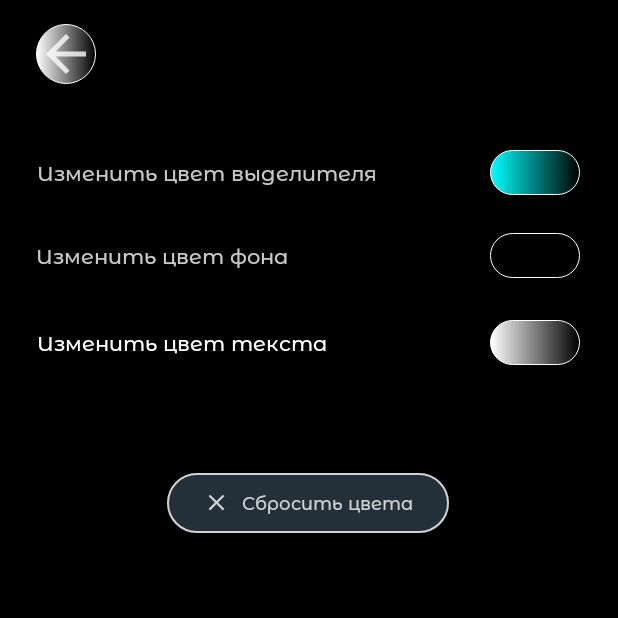
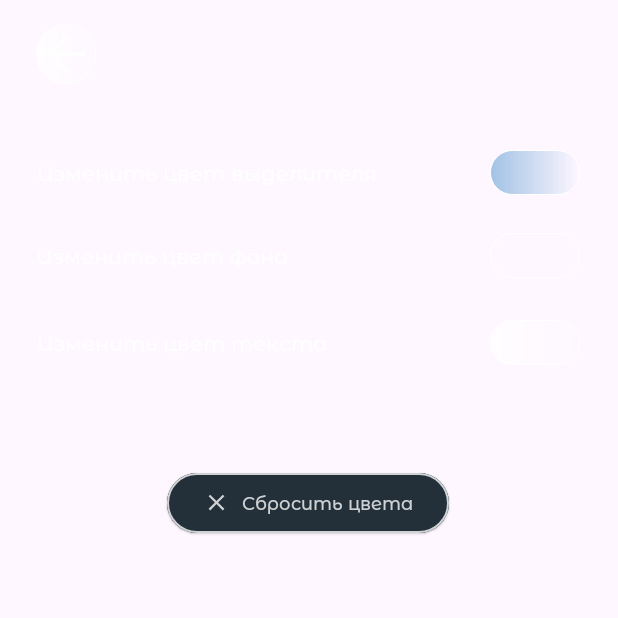
Before and after one commit to Sutemi67/Kotlin_RadioPlayer_app, an Android app: the SettingsActivity screen opened directly, with no data from a screen before it, after a tap on "Сбросить цвета", on a phone screen of 412 x 824 dp, the top half of it. Run offline under Robolectric (Android 15) with nearby library versions, the phone set to English and light mode, and no system bars; libraries missing offline, so code that uses them is left out: yuku.ambilwarna.

Commit message:
colors mechanic done

```diff
--- a/app/src/main/java/apc/appcradle/radioplayer/ui/MainActivity.kt
+++ b/app/src/main/java/apc/appcradle/radioplayer/ui/MainActivity.kt
@@ -117,17 +117,17 @@ class MainActivity : AppCompatActivity() {
 
     private fun bgColor(): Int {
         val color = vm.getSavedColor(BG_COLOR_TOKEN)
-        return if (color == 0) Color.BLACK else color
+        return if (color == 0) Color.parseColor("#000000E4") else color
     }
 
     private fun textColor(): Int {
         val color = vm.getSavedColor((TEXT_COLOR_TOKEN))
-        return if (color == 0) Color.WHITE else color
+        return if (color == 0) Color.parseColor("#C8FFFFFF") else color
     }
 
     private fun selectorColor(): Int {
         val color = vm.getSavedColor((SELECTOR_COLOR_TOKEN))
-        return if (color == 0) Color.CYAN else color
+        return if (color == 0) Color.parseColor("#7E448CCB") else color
     }
 
     private fun initializeMediaController() {
--- a/app/src/main/java/apc/appcradle/radioplayer/ui/SettingsActivity.kt
+++ b/app/src/main/java/apc/appcradle/radioplayer/ui/SettingsActivity.kt
@@ -11,6 +11,7 @@ import androidx.core.view.WindowInsetsCompat
 import apc.appcradle.radioplayer.constants.BG_COLOR_TOKEN
 import apc.appcradle.radioplayer.constants.SELECTOR_COLOR_TOKEN
 import apc.appcradle.radioplayer.constants.TEXT_COLOR_TOKEN
+import apc.appcradle.radioplayer.R
 import apc.appcradle.radioplayer.databinding.ActivitySettingsBinding
 import org.koin.androidx.viewmodel.ext.android.viewModel
 import yuku.ambilwarna.AmbilWarnaDialog
@@ -29,12 +30,7 @@ class SettingsActivity : AppCompatActivity() {
             insets
         }
 
-        binding.selectorColorIcon.background = createGradient(selectorColor())
-        binding.bgColorIcon.background = createGradient(bgColor())
-        binding.textColorIcon.background = createGradient(textColor())
-
-        binding.main.setBackgroundColor(bgColor())
-        binding.backArrow.background = createGradient(textColor())
+        setColors()
 
         binding.selectorColorIcon.setOnClickListener { view -> showColorPicker(view) }
         binding.bgColorIcon.setOnClickListener { view -> showColorPicker(view) }
@@ -45,13 +41,19 @@ class SettingsActivity : AppCompatActivity() {
             vm.saveColor(TEXT_COLOR_TOKEN, 0)
             vm.saveColor(BG_COLOR_TOKEN, 0)
             vm.saveColor(SELECTOR_COLOR_TOKEN, 0)
-            binding.selectorColorIcon.background = createGradient(selectorColor())
-            binding.bgColorIcon.background = createGradient(bgColor())
-            binding.textColorIcon.background = createGradient(textColor())
-            binding.main.setBackgroundColor(bgColor())
-            binding.backArrow.background = createGradient(textColor())
-            binding.textColorText.setTextColor(textColor())
+            setColors()
         }
+    }
+
+    private fun setColors() {
+        binding.selectorColorIcon.background = createGradient(selectorColor())
+        binding.bgColorIcon.background = createGradient(bgColor())
+        binding.textColorIcon.background = createGradient(textColor())
+        binding.textColorText.setTextColor(textColor())
+        binding.bgColorText.setTextColor(textColor())
+        binding.selectorColorText.setTextColor(textColor())
+        binding.main.setBackgroundColor(bgColor())
+        binding.backArrow.background = createGradient(textColor())
     }
 
     private fun showColorPicker(view: View) {
@@ -82,6 +84,8 @@ class SettingsActivity : AppCompatActivity() {
                 view.background = createGradient(color)
                 binding.backArrow.background = createGradient(color)
                 binding.textColorText.setTextColor(color)
+                binding.selectorColorText.setTextColor(color)
+                binding.bgColorText.setTextColor(color)
                 vm.saveColor(TEXT_COLOR_TOKEN, color)
             }
         }
@@ -89,17 +93,17 @@ class SettingsActivity : AppCompatActivity() {
 
     private fun bgColor(): Int {
         val color = vm.getSavedColor(BG_COLOR_TOKEN)
-        return if (color == 0) Color.BLACK else color
+        return if (color == 0) Color.parseColor("#000000E4") else color
     }
 
     private fun textColor(): Int {
         val color = vm.getSavedColor((TEXT_COLOR_TOKEN))
-        return if (color == 0) Color.WHITE else color
+        return if (color == 0) Color.parseColor("#C8FFFFFF") else color
     }
 
     private fun selectorColor(): Int {
         val color = vm.getSavedColor((SELECTOR_COLOR_TOKEN))
-        return if (color == 0) Color.CYAN else color
+        return if (color == 0) Color.parseColor("#7E448CCB") else color
     }
 
     private fun createGradient(startColor: Int): GradientDrawable {
--- a/app/src/main/res/layout/activity_main.xml
+++ b/app/src/main/res/layout/activity_main.xml
@@ -3,9 +3,9 @@
     xmlns:app="http://schemas.android.com/apk/res-auto"
     xmlns:tools="http://schemas.android.com/tools"
     android:id="@+id/main"
-    android:background="@color/black"
     android:layout_width="match_parent"
     android:layout_height="match_parent"
+    android:background="#E4000000"
     tools:context=".ui.MainActivity">
 
     <TextView
--- a/app/src/main/res/layout/activity_settings.xml
+++ b/app/src/main/res/layout/activity_settings.xml
@@ -5,7 +5,6 @@
     android:id="@+id/main"
     android:layout_width="match_parent"
     android:layout_height="match_parent"
-    android:background="@color/black"
     tools:context=".ui.SettingsActivity">
 
     <ImageView
--- a/app/src/main/res/values/colors.xml
+++ b/app/src/main/res/values/colors.xml
@@ -1,6 +1,6 @@
 <?xml version="1.0" encoding="utf-8"?>
 <resources>
-    <color name="black">#FF000000</color>
+    <color name="black">#000000E4</color>
     <color name="white">#C8FFFFFF</color>
     <color name="playing_shape">#7E448CCB</color>
     <color name="transparent">#00FFFFFF</color>
```
